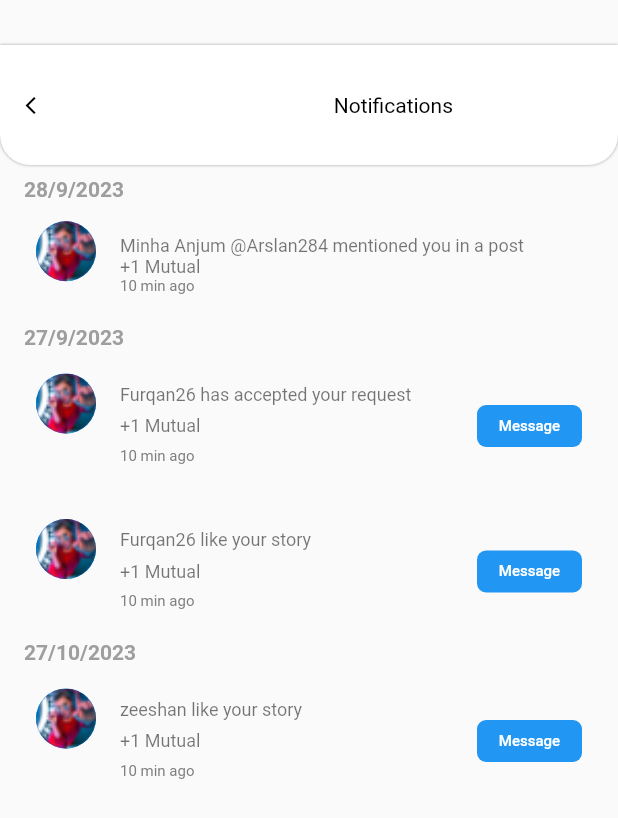
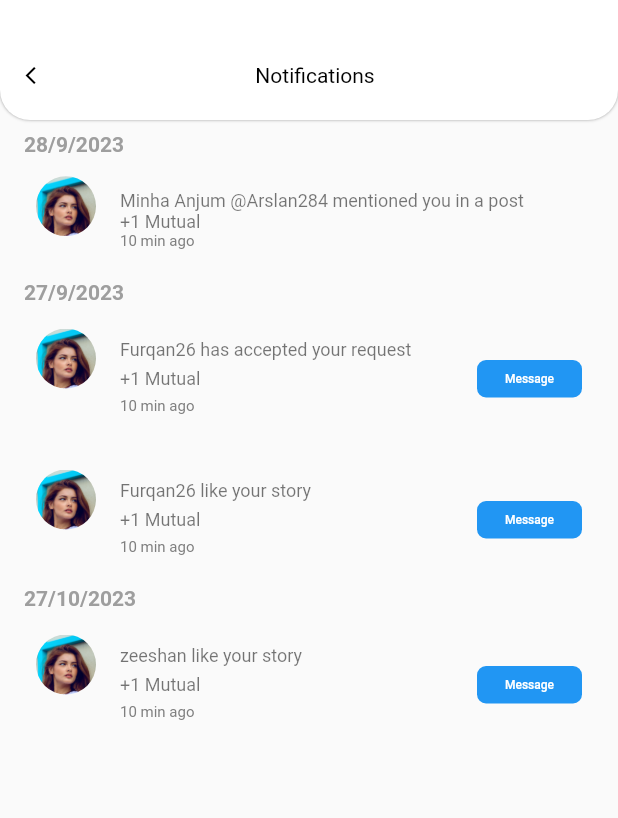
Before and after one commit to adilramzan764/SocialMediaApp, a Flutter app: the NotificationScreen screen opened directly, on a phone screen of 412 x 824 dp. Shown: the top 818 px of the screen. Run offline on Flutter 3.47's test engine with Material 2 defaults, Android fonts, the phone set to English and light mode, and no system bars; our stand-ins replace firebase_core, flutter_svg, get, responsive_sizer, smooth_page_indicator; missing offline and left inert: flutter_dialpad; accounts and stored records are empty; project files that could hold a hidden picture were left out.

```diff
--- a/lib/BottomBarScreens/Profile/Profile.dart
+++ b/lib/BottomBarScreens/Profile/Profile.dart
@@ -41,7 +41,8 @@ class Profile extends StatelessWidget {
                       CupertinoIcons.left_chevron,
                       color: Colors.black,
                     )),
-              ) : SizedBox(),
+              ) :
+              SizedBox(),
               automaticallyImplyLeading: false,
               expandedHeight: 400,
               pinned: true,
--- a/lib/Chat screens/NotificationScreen.dart
+++ b/lib/Chat screens/NotificationScreen.dart
@@ -2,6 +2,7 @@
 import 'package:flutter/cupertino.dart';
 import 'package:flutter/material.dart';
 
+import '../Utils/PicPost_Widget.dart';
 import 'ModelNotification.dart';
 
 class NotificationScreen extends StatefulWidget {
@@ -46,7 +47,7 @@ class _NotificationScreenState extends State<NotificationScreen> {
   Widget build(BuildContext context) {
     return Scaffold(
       body: Column(
-        children: [ SizedBox(height: 30),
+        children: [
           Container(
             height: 80,
             decoration: BoxDecoration(
@@ -57,6 +58,8 @@ class _NotificationScreenState extends State<NotificationScreen> {
                 bottomRight: Radius.circular(20),
               ),
             ),
+            child: Padding(
+              padding: const EdgeInsets.only(top: 20.0),
               child: Row(
                 mainAxisAlignment: MainAxisAlignment.spaceBetween,
                 children: [
@@ -70,14 +73,13 @@ class _NotificationScreenState extends State<NotificationScreen> {
                       size: 14,
                     ),
                   ),
-                Padding(
-                  padding: const EdgeInsets.only(right: 110.0),
-                  child: Text(
+                  Text(
                     "Notifications",
                     style: TextStyle(color: Colors.black),
                   ),
+                  SizedBox(height: 40,width: 40,)
+                ],
               ),
-              ],
             ),
           ),
           Expanded(
@@ -106,10 +108,7 @@ class _NotificationScreenState extends State<NotificationScreen> {
                             ),
                           ),
                         ListTile(
-                          leading: CircleAvatar(
-                            // You can customize the avatar here
-                            backgroundImage: AssetImage("assets/callprofile.png"),
-                          ),
+                          leading: ProfilePicWidget("assets/model1.jpg",40,40),
                           title: Text(""),
                           subtitle: Column(
                             crossAxisAlignment: CrossAxisAlignment.start,
@@ -120,7 +119,7 @@ class _NotificationScreenState extends State<NotificationScreen> {
                                   Text("+1 Mutual",style: TextStyle(fontSize: 12)),
                                   if (notification.isRequestAccepted) ...[
                                     Container(
-                                      height: 28,
+                                      height: 25,
                                       width: 70,
                                       child: TextButton(
                                         onPressed: () {
@@ -134,7 +133,7 @@ class _NotificationScreenState extends State<NotificationScreen> {
                                         ),
                                         child: Text(
                                           notification.hasLiked ? "Reply" : "Message",
-                                          style: TextStyle(color: Colors.white, fontSize: 10),
+                                          style: TextStyle(color: Colors.white, fontSize: 8),
                                         ),
                                       ),
                                     ),
--- a/lib/Drawer/CustomDrawer.dart
+++ b/lib/Drawer/CustomDrawer.dart
@@ -78,7 +78,7 @@ class MyDrawer extends StatelessWidget {
                 itemBuilder: (BuildContext context, int index) {
                   return ListTile(
                     leading: SvgPicture.asset(profileIcons[index]),
-                    title: Text(names[index]),
+                    title: Text(names[index],style: TextStyle(fontSize: 15),),
                     onTap: () {
                       if(index==0){
                         Navigator.pop(context);
```
Also changed, not shown: lib/Balance_Sheets/CurrentBalance.dart (+60 -3 lines), lib/BottomBarScreens/Profile/Copy_URL.dart (added, +104 -0 lines), lib/Chat screens/RecentCall.dart (+8 -2 lines), lib/Controllers/OtherUser_MoreButtonContoller.dart (+11 -11 lines), assets/copy-link-icon.svg (added), lib/BottomBarScreens/Profile/TopUp_Option.dart (added). Lines whose indentation alone changed are shown as unchanged.
